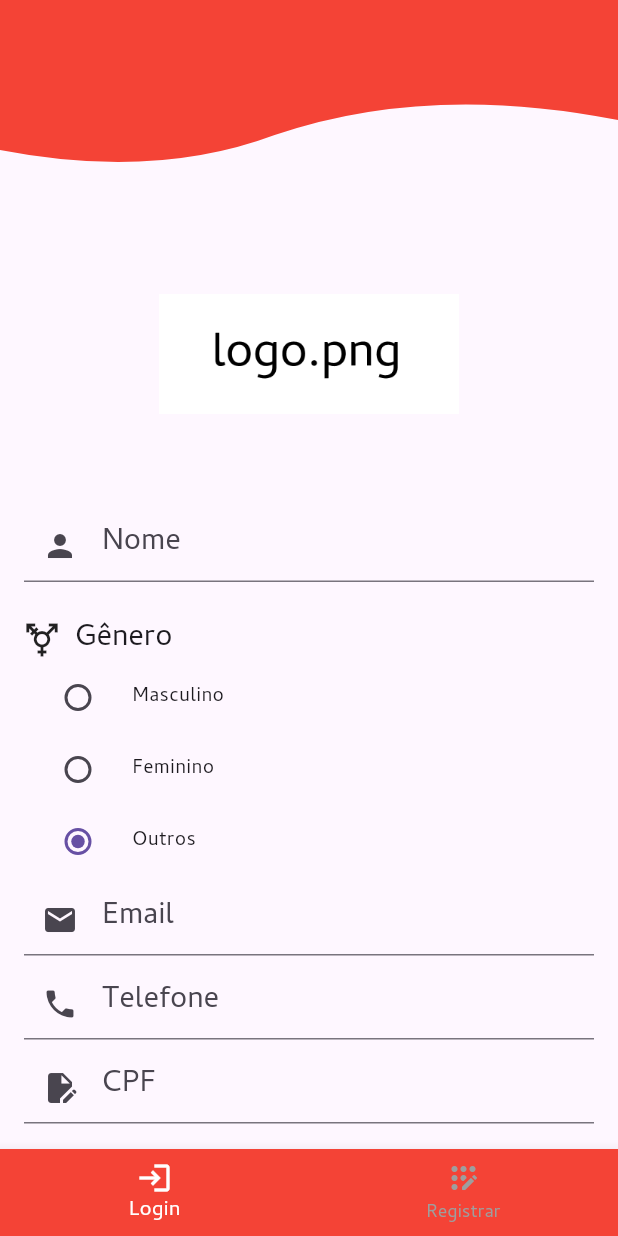
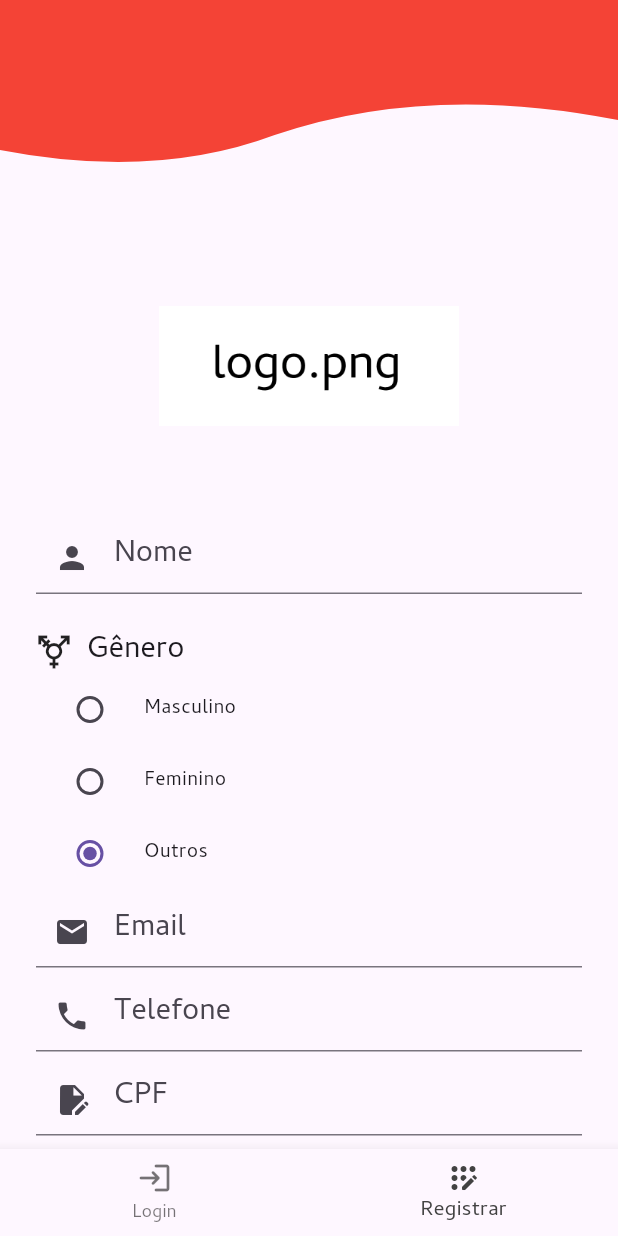
Before and after one commit to athosmartinez/faculdade-trabalhoFlutter, a Flutter app: the screen it shows after launch, item 2 of the bottom bar chosen, on a phone screen of 412 x 824 dp. Run offline on Flutter 3.47's test engine with Material 3 defaults, Android fonts, the phone set to English and light mode, and no system bars.

Commit message:
changing bottomNavigationBar

```diff
--- a/trabalhofaculdade_flutter/lib/main.dart
+++ b/trabalhofaculdade_flutter/lib/main.dart
@@ -1,6 +1,5 @@
 import 'package:flutter/material.dart';
-import 'package:trabalhofaculdade_flutter/screens/login_screen.dart';
-import 'package:trabalhofaculdade_flutter/screens/register_screen.dart';
+import 'package:trabalhofaculdade_flutter/screens/inicial_screen.dart';
 import 'package:trabalhofaculdade_flutter/screens/pedidos_garcom_screen.dart';
 import 'package:trabalhofaculdade_flutter/themes/my_theme.dart';
 
@@ -16,10 +15,9 @@ class MyApp extends StatelessWidget {
   Widget build(BuildContext context) {
     return MaterialApp(
       theme: myTheme,
-      initialRoute: "loginScreen",
+      initialRoute: "inicialScreen",
       routes: {
-        "loginScreen": (context) => const LoginScreen(),
-        "registerScreen": (context) => const RegisterScreen(),
+        "inicialScreen": (context) => const InicialScreen(),
         "pedidosGarcomScreen": (context) => const PedidosGarcomScreen(),
       },
     );
--- a/trabalhofaculdade_flutter/lib/screens/components/textField.dart
+++ b/trabalhofaculdade_flutter/lib/screens/components/textField.dart
@@ -13,7 +13,7 @@ class CustomTextFormField extends StatefulWidget {
   final VoidCallback? togglePasswordVisibility;
 
   const CustomTextFormField({
-    Key? key,
+    super.key,
     required this.hintText,
     required this.prefixIcon,
     required this.controller,
@@ -23,7 +23,7 @@ class CustomTextFormField extends StatefulWidget {
     this.suffixIcon,
     this.isPasswordField = false,
     this.togglePasswordVisibility,
-  }) : super(key: key);
+  });
 
   @override
   _CustomTextFormFieldState createState() => _CustomTextFormFieldState();
--- /dev/null
+++ b/trabalhofaculdade_flutter/lib/screens/inicial_screen.dart
@@ -0,0 +1,54 @@
+import 'package:flutter/material.dart';
+import 'package:trabalhofaculdade_flutter/screens/login_sreen.dart';
+import 'package:trabalhofaculdade_flutter/screens/register_screen.dart';
+import 'package:trabalhofaculdade_flutter/themes/colors_themes.dart';
+import './components/appBar.dart';
+
+class InicialScreen extends StatefulWidget {
+  const InicialScreen({super.key});
+
+  @override
+  State<InicialScreen> createState() => _InicialScreenState();
+}
+
+class _InicialScreenState extends State<InicialScreen> {
+  final TextEditingController _emailController = TextEditingController();
+  final TextEditingController _passwordController = TextEditingController();
+  int _currentPage = 0;
+
+  @override
+  void dispose() {
+    _emailController.dispose();
+    _passwordController.dispose();
+    super.dispose();
+  }
+
+  @override
+  Widget build(BuildContext context) {
+    final List<Widget> pages = [const LoginScreen(), const RegisterScreen()];
+
+    return Scaffold(
+      appBar: const WavyAppBar(),
+      bottomNavigationBar: BottomNavigationBar(
+        items: const <BottomNavigationBarItem>[
+          BottomNavigationBarItem(
+            icon: Icon(Icons.login_rounded),
+            label: 'Login',
+          ),
+          BottomNavigationBarItem(
+            icon: Icon(Icons.app_registration_rounded),
+            label: 'Registrar',
+          ),
+        ],
+        selectedItemColor: BottomColors.bottomNavigationBarIconColor,
+        currentIndex: _currentPage,
+        onTap: (index) {
+          setState(() {
+            _currentPage = index;
+          });
+        },
+      ),
+      body: pages.elementAt(_currentPage),
+    );
+  }
+}
--- a/trabalhofaculdade_flutter/lib/screens/register_screen.dart
+++ b/trabalhofaculdade_flutter/lib/screens/register_screen.dart
@@ -1,7 +1,5 @@
 import 'package:flutter/material.dart';
 import 'package:flutter/services.dart';
-import 'package:trabalhofaculdade_flutter/screens/components/appBar.dart';
-import 'package:trabalhofaculdade_flutter/screens/components/bottom_navigation.dart';
 import 'package:trabalhofaculdade_flutter/screens/components/textField.dart';
 
 enum Gender { male, female, other }
@@ -30,8 +28,6 @@ class _RegisterScreenState extends State<RegisterScreen> {
     );
   }
 
-  bool _obscureText = true;
-
   final TextEditingController _nameController = TextEditingController();
   final TextEditingController _emailController = TextEditingController();
   final TextEditingController _passwordController = TextEditingController();
@@ -40,9 +36,9 @@ class _RegisterScreenState extends State<RegisterScreen> {
 
   @override
   Widget build(BuildContext context) {
-    return Scaffold(
-      appBar: const WavyAppBar(),
-      body: SingleChildScrollView(
+    return Padding(
+      padding: const EdgeInsets.all(8.0),
+      child: SingleChildScrollView(
         child: Form(
           child: Padding(
             padding: const EdgeInsets.all(16.0),
@@ -107,13 +103,6 @@ class _RegisterScreenState extends State<RegisterScreen> {
           ),
         ),
       ),
-      bottomNavigationBar: BottomNavigation(
-          param1: ParamBottomNavigation(
-              label: "Login", icon: Icons.login, route: "loginScreen"),
-          param2: ParamBottomNavigation(
-              label: "Registrar",
-              icon: Icons.app_registration_rounded,
-              route: "registerScreen")),
     );
   }
 }
--- a/trabalhofaculdade_flutter/lib/themes/colors_themes.dart
+++ b/trabalhofaculdade_flutter/lib/themes/colors_themes.dart
@@ -1,21 +1,19 @@
 import 'package:flutter/material.dart';
 
-class ThemeColors {
-  static const MaterialColor primaryColor = Colors.purple;
-  static const List<Color> headerGradient = [
-    Color.fromRGBO(12, 5, 235, 1),
-    Color.fromRGBO(50, 4, 142, 1),
-    Color.fromRGBO(2, 8, 73, 1)
-  ];
-  static const Map<String, Color> recentActivity = {
-    'spent': Color.fromRGBO(255, 175, 29, 1),
-    'income': Color.fromRGBO(191, 69, 198, 1)
-  };
+class ThemeColors {}
 
-  static const Map<String, Color> accountPoints = {
-    'first': Color.fromRGBO(250, 0, 112, 1),
-    'second': Color.fromRGBO(75, 89, 191, 1)
-  };
+class BottomColors {
+  static Color buttonForeground = Colors.white;
+  static Color buttonBackground = const Color(0xFF6750A4);
+  static Color drawerFontColor = const Color(0xFF49454F);
+  static Color drawerIconColor = const Color(0xFF1C1B1F);
+  static Color counterButtonColor = const Color(0xFFCCB6DB);
+  static Color? bottomNavigationBarIconColor = Colors.grey[800];
+  static Color paymentMethodCardNumberColor = const Color(0xFF9C9C9C);
+  static Color paymentMethodReceiptColor = const Color(0xFF9D9D9D);
 
-  static const divisonColor = Color.fromRGBO(166, 166, 166, 1);
+  static ButtonStyle buttonStyle = ElevatedButton.styleFrom(
+      elevation: 0,
+      foregroundColor: buttonForeground,
+      backgroundColor: buttonBackground);
 }
```
Also changed, not shown: trabalhofaculdade_flutter/lib/screens/login_sreen.dart (renamed from trabalhofaculdade_flutter/lib/screens/login_screen.dart, +3 -12 lines).
